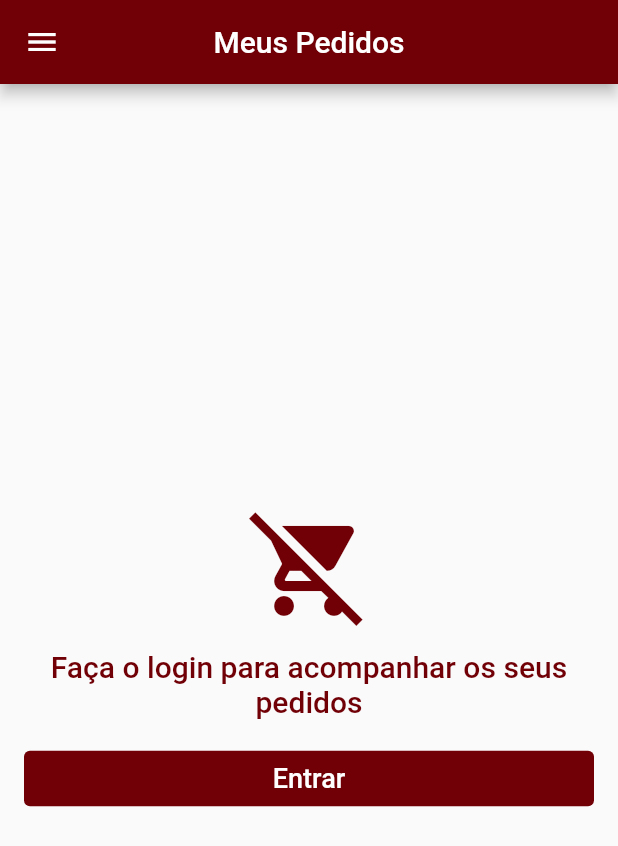
After one commit to ravelsoares/loja_virtual, a Flutter app: the screen it shows after launch, swiped to page 4, on a phone screen of 412 x 824 dp. The commit adds this screen. Shown: the top 846 px of the screen. Run offline on Flutter 3.47's test engine with Material 2 defaults, Android fonts, the phone set to English and light mode, and no system bars; our stand-ins replace carousel_pro, cloud_firestore, firebase_auth, transparent_image; accounts and stored records are empty.

Commit message:
tela meus pedidos

```diff
--- a/lib/screens/home_screen.dart
+++ b/lib/screens/home_screen.dart
@@ -1,5 +1,6 @@
 import 'package:flutter/material.dart';
 import 'package:loja_virtual/tabs/home_tab.dart';
+import 'package:loja_virtual/tabs/order_tab.dart';
 import 'package:loja_virtual/tabs/products_tabe.dart';
 import 'package:loja_virtual/wigdets/cart_button.dart';
 import 'package:loja_virtual/wigdets/custom_drawer.dart';
@@ -11,7 +12,7 @@ class HomeScreen extends StatelessWidget {
   Widget build(BuildContext context) {
     return PageView(
       controller: _pageController,
-      physics: NeverScrollableScrollPhysics(),
+      physics: const NeverScrollableScrollPhysics(),
       children: [
         Scaffold(
           body: HomeTab(),
@@ -21,13 +22,23 @@ class HomeScreen extends StatelessWidget {
         Scaffold(
           appBar: AppBar(
             backgroundColor: Theme.of(context).primaryColor,
-            title: Text('Produtos'),
+            title: const Text('Produtos'),
             centerTitle: true,
           ),
           body: ProductsTab(),
           drawer: CustomDrawer(_pageController),
           floatingActionButton: CartButton(),
         ),
+        Container(),
+        Scaffold(
+          appBar: AppBar(
+            title: const Text('Meus Pedidos'),
+            centerTitle: true,
+            backgroundColor: Theme.of(context).primaryColor,
+          ),
+          body: OrderTab(),
+          drawer: CustomDrawer(_pageController),
+        ),
       ],
     );
   }
--- /dev/null
+++ b/lib/tabs/order_tab.dart
@@ -0,0 +1,76 @@
+import 'package:cloud_firestore/cloud_firestore.dart';
+import 'package:flutter/material.dart';
+import 'package:loja_virtual/models/user_model.dart';
+import 'package:loja_virtual/screens/login_screen.dart';
+import 'package:loja_virtual/tiles/order_tile.dart';
+
+class OrderTab extends StatelessWidget {
+  @override
+  Widget build(BuildContext context) {
+    var prymaryColor = Theme.of(context).primaryColor;
+
+    if (UserModel.of(context).isLoggedIn()) {
+      String uid = UserModel.of(context).firebaseUser.uid;
+
+      return FutureBuilder<QuerySnapshot>(
+        future: Firestore.instance
+            .collection('users')
+            .document(uid)
+            .collection('orders')
+            .getDocuments(),
+        builder: (context, snapshot) {
+          if (!snapshot.hasData) {
+            return const Center(
+              child: CircularProgressIndicator(),
+            );
+          } else {
+            return ListView(
+              children: snapshot.data.documents
+                  .map((doc) => OrderTile(doc.documentID))
+                  .toList(),
+            );
+          }
+        },
+      );
+    } else {
+      return Container(
+        padding: EdgeInsets.all(16),
+        child: Column(
+          crossAxisAlignment: CrossAxisAlignment.stretch,
+          mainAxisAlignment: MainAxisAlignment.center,
+          children: [
+            Icon(
+              Icons.remove_shopping_cart,
+              color: prymaryColor,
+              size: 80,
+            ),
+            const SizedBox(height: 16),
+            Text(
+              'Faça o login para acompanhar os seus pedidos',
+              style: TextStyle(
+                fontSize: 20,
+                fontWeight: FontWeight.w500,
+                color: prymaryColor,
+              ),
+              textAlign: TextAlign.center,
+            ),
+            const SizedBox(height: 16),
+            TextButton(
+              onPressed: () {
+                Navigator.of(context).push(
+                    MaterialPageRoute(builder: (context) => LoginScreen()));
+              },
+              child: const Text(
+                'Entrar',
+                style: TextStyle(fontSize: 18, color: Colors.white),
+              ),
+              style: ButtonStyle(
+                backgroundColor: MaterialStateProperty.all<Color>(prymaryColor),
+              ),
+            ),
+          ],
+        ),
+      );
+    }
+  }
+}
--- /dev/null
+++ b/lib/tiles/order_tile.dart
@@ -0,0 +1,12 @@
+import 'package:cloud_firestore/cloud_firestore.dart';
+import 'package:flutter/material.dart';
+
+class OrderTile extends StatelessWidget {
+  final String orderId;
+  const OrderTile(this.orderId);
+
+  @override
+  Widget build(BuildContext context) {
+    return Container();
+  }
+}
```
